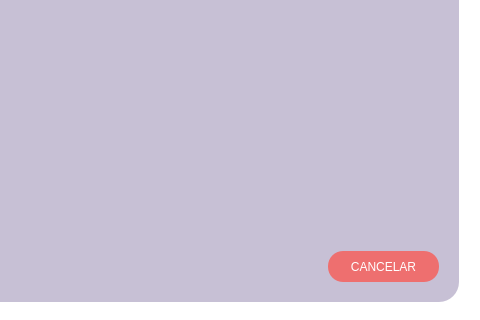
First picture: the form in VeterinaryScheduleSystem/cadastropesquisar.ui, repository brenoafsa/VeterinaryScheduleSystem, before the edit; both pictures show x 822 to 1302 and y 299 to 619 of the 1302 by 619 pixel window.
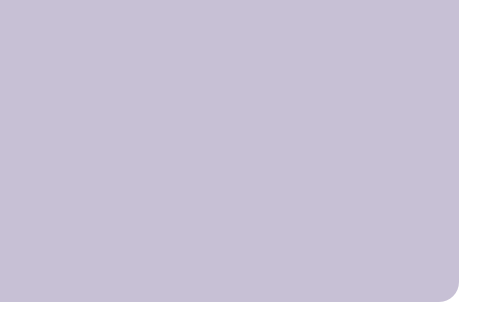
Second picture: the form after the edit. Icons and pictures are not drawn.

What changed in the file:
```diff
--- a/VeterinaryScheduleSystem/cadastropesquisar.ui
+++ b/VeterinaryScheduleSystem/cadastropesquisar.ui
@@ -185,26 +185,6 @@
    <property name="styleSheet">
     <string notr="true">background-color: #C7C0D5; border-radius: 20px</string>
    </property>
-   <widget class="QPushButton" name="cancelarButton_2">
-    <property name="geometry">
-     <rect>
-      <x>840</x>
-      <y>350</y>
-      <width>111</width>
-      <height>31</height>
-     </rect>
-    </property>
-    <property name="styleSheet">
-     <string notr="true">background-color: #EE6F6F;
-font: 700 15pt &quot;System&quot;;
-border-radius: 15px;
-padding: 5px;
-color: #ffffff</string>
-    </property>
-    <property name="text">
-     <string>CANCELAR</string>
-    </property>
-   </widget>
    <widget class="QLineEdit" name="lineEdit">
     <property name="geometry">
      <rect>
```
